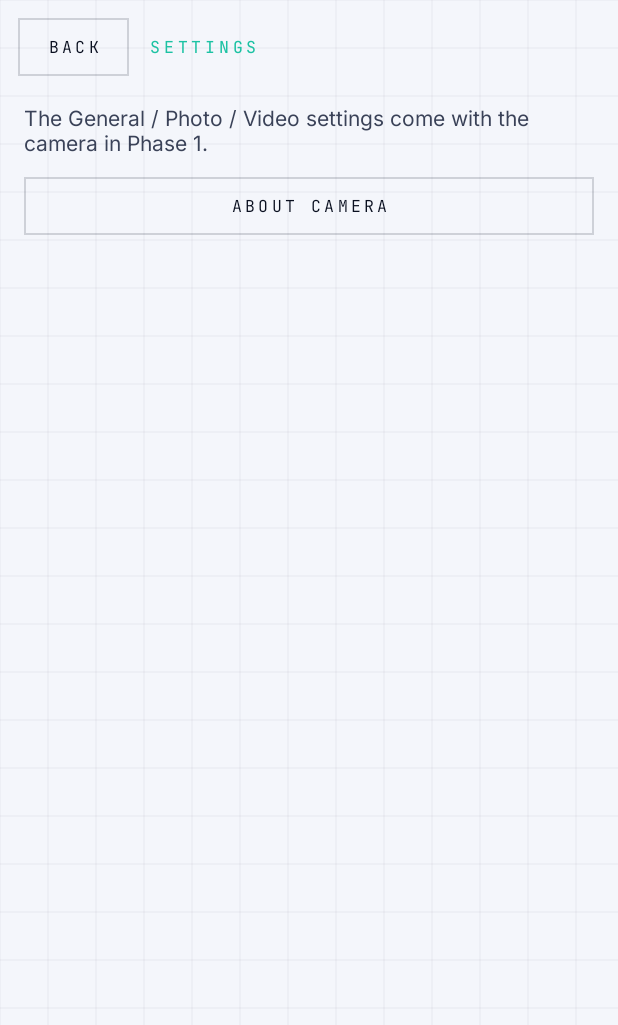
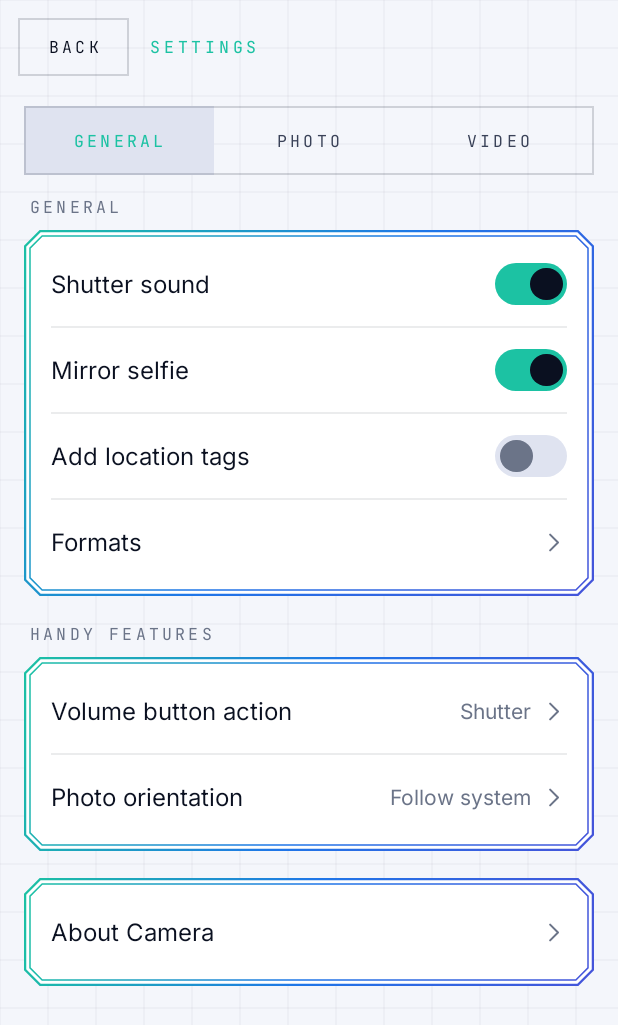
Before and after one commit to zeronuker/my-camera, an Android app built with Jetpack Compose: the composable SettingsScreen shown on its own in the app's theme, on a phone screen of 412 x 824 dp. Shown: the top 1025 px of the screen. Run offline under Robolectric (Android 15) with nearby library versions, the phone set to English and light mode, and no system bars; pictures from the network do not load.

Commit message:
Phase 1 part D: settings pages (General/Photo/Video), saved settings, extra focal lengths
Co-Authored-By: Claude Sonnet 5.5 <noreply@anthropic.com>

```diff
--- a/app/src/main/java/com/claudeborne/camera/ui/Screens.kt
+++ b/app/src/main/java/com/claudeborne/camera/ui/Screens.kt
@@ -78,7 +78,7 @@ fun Root() {
 }
 
 @Composable
-private fun Page(title: String, onBack: () -> Unit, content: @Composable () -> Unit) {
+internal fun Page(title: String, onBack: () -> Unit, content: @Composable () -> Unit) {
     val cb = LocalCb.current
     SystemBarIcons(darkIcons = !cb.isDark)
     Column(Modifier.fillMaxSize().cbGrid(cb).windowInsetsPadding(WindowInsets.safeDrawing)) {
@@ -98,12 +98,6 @@ private fun Card(content: @Composable () -> Unit) {
 
 @Composable
 private fun Body(text: String, color: Color = LocalCb.current.ink2) = Text(text, style = TextStyle(fontFamily = Inter, fontSize = 14.sp, color = color))
-
-@Composable
-private fun SettingsScreen(onBack: () -> Unit, onAbout: () -> Unit) = Page("SETTINGS", onBack) {
-    Body("The General / Photo / Video settings come with the camera in Phase 1.")
-    BrandButton("ABOUT CAMERA", Modifier.fillMaxWidth(), onClick = onAbout)
-}
 
 @Composable
 private fun AboutScreen(onBack: () -> Unit, onDiagnostics: () -> Unit) = Page("ABOUT CAMERA", onBack) {
--- /dev/null
+++ b/app/src/main/java/com/claudeborne/camera/ui/SettingsScreens.kt
@@ -0,0 +1,163 @@
+package com.claudeborne.camera.ui
+
+import android.Manifest
+import android.content.Intent
+import android.content.pm.PackageManager
+import android.net.Uri
+import android.provider.Settings
+import androidx.activity.compose.BackHandler
+import androidx.activity.compose.rememberLauncherForActivityResult
+import androidx.activity.result.contract.ActivityResultContracts
+import androidx.compose.animation.AnimatedContent
+import androidx.compose.animation.core.tween
+import androidx.compose.animation.fadeIn
+import androidx.compose.animation.fadeOut
+import androidx.compose.animation.togetherWith
+import androidx.compose.foundation.layout.Arrangement
+import androidx.compose.foundation.layout.Column
+import androidx.compose.foundation.layout.fillMaxWidth
+import androidx.compose.material3.Text
+import androidx.compose.runtime.Composable
+import androidx.compose.runtime.getValue
+import androidx.compose.runtime.mutableIntStateOf
+import androidx.compose.runtime.mutableStateOf
+import androidx.compose.runtime.remember
+import androidx.compose.runtime.saveable.rememberSaveable
+import androidx.compose.runtime.setValue
+import androidx.compose.ui.Modifier
+import androidx.compose.ui.platform.LocalContext
+import androidx.compose.ui.text.TextStyle
+import androidx.compose.ui.unit.dp
+import androidx.compose.ui.unit.sp
+import com.claudeborne.camera.camera.ZoomStops
+import com.claudeborne.camera.data.Settings as AppSettings
+
+private enum class SettingsPage { ROOT, FORMATS, HOLD, METHODS, LENS, VOLUME, ORIENTATION }
+
+private val VOLUME_ACTIONS = listOf("Volume", "Shutter", "Zoom")
+private val ORIENTATIONS = listOf("Follow system", "Auto-rotate")
+
+/**
+ * Settings as in the stock app: General / Photo / Video tabs of grouped cards, with sub-pages for the choices. Only rows for features
+ * that exist are shown; rows for later phases (watermark, composition, scanning, video…) appear when those phases are built.
+ */
+@Composable
+fun SettingsScreen(onBack: () -> Unit, onAbout: () -> Unit) {
+    var page by remember { mutableStateOf(SettingsPage.ROOT) }
+    var tab by rememberSaveable { mutableIntStateOf(0) }
+    BackHandler(page != SettingsPage.ROOT) { page = SettingsPage.ROOT }
+    AnimatedContent(
+        page,
+        transitionSpec = {
+            if (targetState == SettingsPage.ROOT) fadeIn(tween(MOTION_MS)) togetherWith fadeOut(tween(MOTION_FAST_MS))
+            else pushEnter togetherWith fadeOut(tween(MOTION_FAST_MS))
+        },
+        label = "settings page",
+    ) { p ->
+        val up = { page = SettingsPage.ROOT }
+        when (p) {
+            SettingsPage.ROOT -> Page("SETTINGS", onBack) {
+                SegmentedTabs(listOf("General", "Photo", "Video"), tab) { tab = it }
+                AnimatedContent(tab, transitionSpec = { fadeIn(tween(MOTION_MS)) togetherWith fadeOut(tween(MOTION_FAST_MS)) }, label = "tab content") { t ->
+                    Column(Modifier.fillMaxWidth(), verticalArrangement = Arrangement.spacedBy(18.dp)) {
+                        when (t) {
+                            0 -> GeneralTab({ page = it }, onAbout)
+                            1 -> PhotoTab { page = it }
+                            else -> Group(footer = "Video recording, quality and stabilisation settings arrive with video in a later update.") { }
+                        }
+                    }
+                }
+            }
+            SettingsPage.FORMATS -> Page("FORMATS", up) {
+                Group(
+                    "Photo",
+                    "Ultra HDR keeps extra brightness data for HDR screens and is still a normal JPEG. Mirrored selfies are always plain JPEG.",
+                ) { row { SwitchRow("Ultra HDR", AppSettings.ultraHdr, { AppSettings.ultraHdr = it }) } }
+                Group(footer = "Smaller files at the same quality (HEIF). When on, it is used instead of Ultra HDR. Some apps cannot open HEIF photos.") {
+                    row { SwitchRow("High efficiency image", AppSettings.heif, { AppSettings.heif = it }) }
+                }
+            }
+            SettingsPage.HOLD -> Page("TOUCH AND HOLD SHUTTER", up) {
+                Group(footer = "Keep the shutter pressed to take photos one after another until you let go. Clear burst (sharper frames) comes later.") {
+                    row { SwitchRow("Take burst photos", AppSettings.holdForBurst, { AppSettings.holdForBurst = it }) }
+                }
+            }
+            SettingsPage.METHODS -> Page("SHOOTING METHODS", up) {
+                Group(footer = "Tap anywhere in the viewfinder to take a photo. While on, tapping no longer sets the focus.") {
+                    row { SwitchRow("Tap to capture", AppSettings.tapToCapture, { AppSettings.tapToCapture = it }) }
+                }
+            }
+            SettingsPage.LENS -> Page("LENS FOCAL LENGTH", up) {
+                Group("More focal lengths", "Tap the active zoom button again to switch between more focal lengths.") {
+                    row { SwitchRow("28 mm", AppSettings.extra28, { AppSettings.extra28 = it }) }
+                    row { SwitchRow("35 mm", AppSettings.extra35, { AppSettings.extra35 = it }) }
+                    row { SwitchRow("243 mm", AppSettings.extra243, { AppSettings.extra243 = it }) }
+                }
+                Group("Default wide-angle focal length") {
+                    listOf("24 mm", "28 mm", "35 mm").forEachIndexed { i, mm ->
+                        row { RadioRow("${ZoomStops.format(ZoomStops.wideRatio(i))}x  ($mm)", AppSettings.defaultWide == i, { AppSettings.defaultWide = i }) }
+                    }
+                }
+            }
+            SettingsPage.VOLUME -> Page("VOLUME BUTTON ACTION", up) {
+                Group {
+                    VOLUME_ACTIONS.forEachIndexed { i, name -> row { RadioRow(name, AppSettings.volumeAction == i, { AppSettings.volumeAction = i }) } }
+                }
+            }
+            SettingsPage.ORIENTATION -> Page("PHOTO ORIENTATION", up) {
+                Group(footer = "The screen always stays upright; this decides how the saved photo is turned.") {
+                    row { RadioRow("Follow system", !AppSettings.photoAutoRotate, { AppSettings.photoAutoRotate = false }, "Photos are saved upright for the screen.") }
+                    row { RadioRow("Auto-rotate", AppSettings.photoAutoRotate, { AppSettings.photoAutoRotate = true }, "Photos turn with the way you hold the phone.") }
+                }
+            }
+        }
+    }
+}
+
+@Composable
+private fun GeneralTab(open: (SettingsPage) -> Unit, onAbout: () -> Unit) {
+    val context = LocalContext.current
+    var refused by remember { mutableStateOf(false) }
+    fun hasLocation() = context.checkSelfPermission(Manifest.permission.ACCESS_FINE_LOCATION) == PackageManager.PERMISSION_GRANTED ||
+        context.checkSelfPermission(Manifest.permission.ACCESS_COARSE_LOCATION) == PackageManager.PERMISSION_GRANTED
+    val ask = rememberLauncherForActivityResult(ActivityResultContracts.RequestMultiplePermissions()) { result ->
+        val ok = result.values.any { it }
+        AppSettings.locationTags = ok
+        refused = !ok
+    }
+    Group(
+        "General",
+        if (refused) "Location access was refused. Allow it in the phone's settings for this app, then switch this on." else null,
+    ) {
+        row { SwitchRow("Shutter sound", AppSettings.shutterSound, { AppSettings.shutterSound = it }) }
+        row { SwitchRow("Mirror selfie", AppSettings.mirrorSelfie, { AppSettings.mirrorSelfie = it }) }
+        row {
+            SwitchRow("Add location tags", AppSettings.locationTags, { on ->
+                refused = false
+                if (!on) AppSettings.locationTags = false
+                else if (hasLocation()) AppSettings.locationTags = true
+                else ask.launch(arrayOf(Manifest.permission.ACCESS_FINE_LOCATION, Manifest.permission.ACCESS_COARSE_LOCATION))
+            })
+        }
+        row { NavRow("Formats") { open(SettingsPage.FORMATS) } }
+    }
+    if (refused) {
+        BrandButton("OPEN PHONE SETTINGS", Modifier.fillMaxWidth()) {
+            context.startActivity(Intent(Settings.ACTION_APPLICATION_DETAILS_SETTINGS, Uri.parse("package:${context.packageName}")))
+        }
+    }
+    Group("Handy features") {
+        row { NavRow("Volume button action", VOLUME_ACTIONS[AppSettings.volumeAction.coerceIn(0, 2)]) { open(SettingsPage.VOLUME) } }
+        row { NavRow("Photo orientation", ORIENTATIONS[if (AppSettings.photoAutoRotate) 1 else 0]) { open(SettingsPage.ORIENTATION) } }
+    }
+    Group { row { NavRow("About Camera", onClick = onAbout) } }
+}
+
+@Composable
+private fun PhotoTab(open: (SettingsPage) -> Unit) {
+    Group {
+        row { NavRow("Touch and hold shutter button", if (AppSettings.holdForBurst) "Burst" else "Off") { open(SettingsPage.HOLD) } }
+        row { NavRow("Shooting methods", if (AppSettings.tapToCapture) "Tap to capture" else "Off") { open(SettingsPage.METHODS) } }
+        row { NavRow("Lens focal length") { open(SettingsPage.LENS) } }
+    }
+}
--- /dev/null
+++ b/app/src/main/java/com/claudeborne/camera/ui/SettingsUi.kt
@@ -0,0 +1,137 @@
+package com.claudeborne.camera.ui
+
+import androidx.compose.animation.animateColorAsState
+import androidx.compose.animation.core.animateDpAsState
+import androidx.compose.animation.core.animateFloatAsState
+import androidx.compose.animation.core.tween
+import androidx.compose.foundation.background
+import androidx.compose.foundation.border
+import androidx.compose.foundation.clickable
+import androidx.compose.foundation.layout.Arrangement
+import androidx.compose.foundation.layout.Box
+import androidx.compose.foundation.layout.BoxWithConstraints
+import androidx.compose.foundation.layout.Column
+import androidx.compose.foundation.layout.Row
+import androidx.compose.foundation.layout.RowScope
+import androidx.compose.foundation.layout.fillMaxHeight
+import androidx.compose.foundation.layout.fillMaxWidth
+import androidx.compose.foundation.layout.height
+import androidx.compose.foundation.layout.heightIn
+import androidx.compose.foundation.layout.offset
+import androidx.compose.foundation.layout.padding
+import androidx.compose.foundation.layout.size
+import androidx.compose.foundation.layout.width
+import androidx.compose.foundation.shape.CircleShape
+import androidx.compose.material3.Text
+import androidx.compose.runtime.Composable
+import androidx.compose.runtime.getValue
+import androidx.compose.ui.Alignment
+import androidx.compose.ui.Modifier
+import androidx.compose.ui.draw.clip
+import androidx.compose.ui.draw.scale
+import androidx.compose.ui.text.TextStyle
+import androidx.compose.ui.unit.dp
+import androidx.compose.ui.unit.sp
+
+// The settings look: grouped cards in ClaudeBorne frames, rows with a switch, a value or a radio, and a segmented tab bar.
+// They take the phone's light or dark theme through LocalCb.
+
+class GroupBuilder {
+    internal val items = mutableListOf<@Composable () -> Unit>()
+
+    /** One row of the card; a thin line is drawn between rows. */
+    fun row(content: @Composable () -> Unit) { items += content }
+}
+
+/** A titled card of rows, with an optional explanation under it. */
+@Composable
+fun Group(title: String? = null, footer: String? = null, build: GroupBuilder.() -> Unit) {
+    val cb = LocalCb.current
+    val items = GroupBuilder().apply(build).items
+    Column(verticalArrangement = Arrangement.spacedBy(8.dp)) {
+        title?.let { Text(it.uppercase(), Modifier.padding(horizontal = 4.dp), style = monoStyle(cb.inkDim, 2.2.sp)) }
+        Column(Modifier.fillMaxWidth().doubleChamferFrame(cb, cb.surface1).padding(horizontal = 18.dp, vertical = 8.dp)) {
+            items.forEachIndexed { i, item ->
+                item()
+                if (i < items.lastIndex) Box(Modifier.fillMaxWidth().height(1.dp).background(cb.line))
+            }
+        }
+        footer?.let { Text(it, Modifier.padding(horizontal = 4.dp), style = TextStyle(fontFamily = Inter, fontSize = 12.sp, color = cb.inkDim, lineHeight = 17.sp)) }
+    }
+}
+
+@Composable
+private fun RowBase(onClick: (() -> Unit)?, content: @Composable RowScope.() -> Unit) {
+    val click = if (onClick != null) Modifier.clickable(onClick = onClick) else Modifier
+    Row(Modifier.fillMaxWidth().heightIn(min = 56.dp).then(click).padding(vertical = 10.dp), verticalAlignment = Alignment.CenterVertically, content = content)
+}
+
+@Composable
+private fun RowScope.TitleBlock(title: String, subtitle: String?) {
+    val cb = LocalCb.current
+    Column(Modifier.weight(1f).padding(end = 12.dp), verticalArrangement = Arrangement.spacedBy(3.dp)) {
+        Text(title, style = TextStyle(fontFamily = Inter, fontSize = 16.sp, color = cb.ink))
+        subtitle?.let { Text(it, style = TextStyle(fontFamily = Inter, fontSize = 12.sp, color = cb.inkDim, lineHeight = 17.sp)) }
+    }
+}
+
+@Composable
+fun SwitchRow(title: String, checked: Boolean, onChange: (Boolean) -> Unit, subtitle: String? = null) =
+    RowBase({ onChange(!checked) }) {
+        TitleBlock(title, subtitle)
+        CbSwitch(checked)
+    }
+
+/** A row that opens a sub-page; [value] is the current choice shown on the right. */
+@Composable
+fun NavRow(title: String, value: String? = null, onClick: () -> Unit) {
+    val cb = LocalCb.current
+    RowBase(onClick) {
+        TitleBlock(title, null)
+        value?.let { Text(it, Modifier.padding(end = 6.dp), style = TextStyle(fontFamily = Inter, fontSize = 14.sp, color = cb.inkDim)) }
+        CbIcon(Icon.CHEVRON, cb.inkDim, size = 18.dp)
+    }
+}
+
+@Composable
+fun RadioRow(title: String, selected: Boolean, onClick: () -> Unit, subtitle: String? = null) {
+    val cb = LocalCb.current
+    RowBase(onClick) {
+        TitleBlock(title, subtitle)
+        val ring by animateColorAsState(if (selected) cb.mint else cb.lineStrong, tween(MOTION_FAST_MS), label = "radio ring")
+        val dot by animateFloatAsState(if (selected) 1f else 0f, tween(MOTION_FAST_MS), label = "radio dot")
+        Box(Modifier.size(22.dp).border(1.5.dp, ring, CircleShape), Alignment.Center) {
+            Box(Modifier.size(12.dp).scale(dot).clip(CircleShape).background(cb.mint))
+        }
+    }
+}
+
+/** On/off switch: the knob glides and the track turns mint. */
+@Composable
+fun CbSwitch(checked: Boolean) {
+    val cb = LocalCb.current
+    val track by animateColorAsState(if (checked) cb.mint else cb.surface3, tween(MOTION_FAST_MS), label = "switch track")
+    val knob by animateColorAsState(if (checked) DarkCb.surface0 else cb.inkDim, tween(MOTION_FAST_MS), label = "switch knob")
+    val x by animateDpAsState(if (checked) 20.dp else 0.dp, tween(MOTION_FAST_MS), label = "switch x")
+    Box(Modifier.width(48.dp).height(28.dp).clip(CircleShape).background(track).padding(3.dp)) {
+        Box(Modifier.offset(x = x).size(22.dp).clip(CircleShape).background(knob))
+    }
+}
+
+/** The General / Photo / Video bar: a fill slides under the chosen tab. */
+@Composable
+fun SegmentedTabs(labels: List<String>, selected: Int, onSelect: (Int) -> Unit) {
+    val cb = LocalCb.current
+    val at by animateFloatAsState(selected.toFloat(), tween(MOTION_MS), label = "tab")
+    BoxWithConstraints(Modifier.fillMaxWidth().height(46.dp).border(1.dp, cb.lineStrong)) {
+        val each = maxWidth / labels.size
+        Box(Modifier.offset(x = each * at).width(each).fillMaxHeight().background(cb.surface3))
+        Row(Modifier.fillMaxWidth()) {
+            labels.forEachIndexed { i, label ->
+                Box(Modifier.weight(1f).fillMaxHeight().clickable { onSelect(i) }, Alignment.Center) {
+                    Text(label.uppercase(), style = monoStyle(glide(i == selected, cb.mint, cb.ink2), 2.2.sp))
+                }
+            }
+        }
+    }
+}
```
Also changed, not shown: app/src/main/java/com/claudeborne/camera/camera/Lens.kt (+38 -9 lines), app/src/main/java/com/claudeborne/camera/data/Settings.kt (+53 -30 lines), app/src/main/java/com/claudeborne/camera/ui/CameraControls.kt (+9 -9 lines), app/src/main/java/com/claudeborne/camera/ui/CameraScreen.kt (+13 -4 lines), 1 other file.
